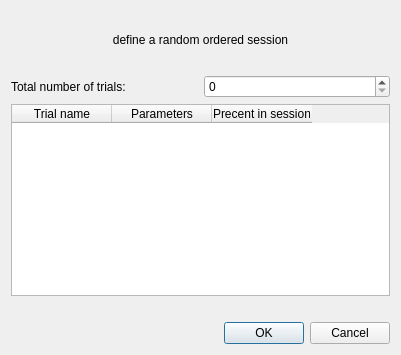
First picture: the form in UI/random_order.ui, repository KehatSudri/Behavior_System2.0, before the edit.
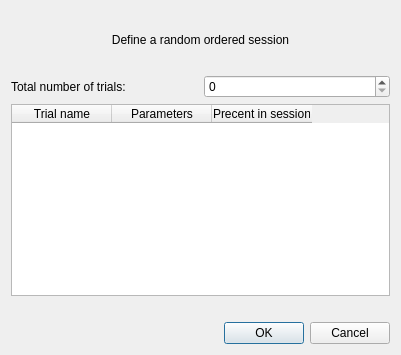
Second picture: the form after the edit.

```diff
--- a/UI/random_order.ui
+++ b/UI/random_order.ui
@@ -47,7 +47,7 @@
         <string notr="true">font: 25pt &quot;Gabriola&quot;;</string>
        </property>
        <property name="text">
-        <string>define a random ordered session</string>
+        <string>Define a random ordered session</string>
        </property>
        <property name="alignment">
         <set>Qt::AlignCenter</set>
```
Left out of the diff: 2 changed lines with no effect on the pictures.
